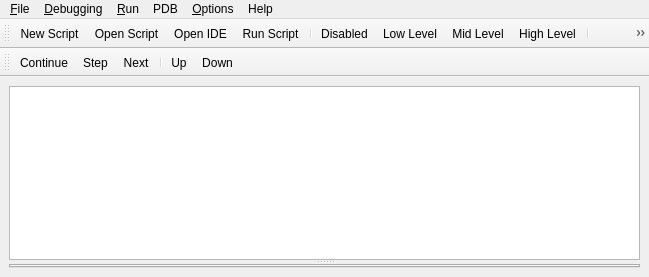
The window that blurdev/gui/windows/loggerwindow/ui/loggerwindow.ui (blurstudio/PrEditor) describes before a commit, drawn with Qt 5.
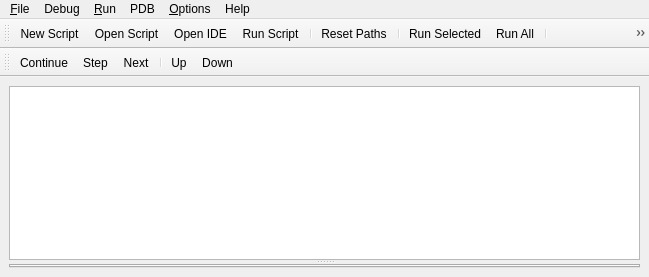
The same window after the commit. Custom widgets are drawn as their Qt base class.

Commit message:
Add logging level button
Additionally improved debug level button.

Fix contrasts

The edit to the form file:
```diff
--- a/blurdev/gui/windows/loggerwindow/ui/loggerwindow.ui
+++ b/blurdev/gui/windows/loggerwindow/ui/loggerwindow.ui
@@ -72,7 +72,7 @@
    </property>
    <widget class="QMenu" name="uiDebugMENU">
     <property name="title">
-     <string>&amp;Debugging</string>
+     <string>Debug</string>
     </property>
     <addaction name="uiNoDebugACT"/>
     <addaction name="separator"/>
@@ -201,11 +201,6 @@
    <addaction name="uiOpenIdeACT"/>
    <addaction name="uiRunScriptACT"/>
    <addaction name="separator"/>
-   <addaction name="uiNoDebugACT"/>
-   <addaction name="uiDebugLowACT"/>
-   <addaction name="uiDebugMidACT"/>
-   <addaction name="uiDebugHighACT"/>
-   <addaction name="separator"/>
    <addaction name="uiResetPathsACT"/>
    <addaction name="separator"/>
    <addaction name="uiRunSelectedACT"/>
```
Left out of the diff: 38 changed lines with no effect on the pictures. The commit also changes 4 other files.
